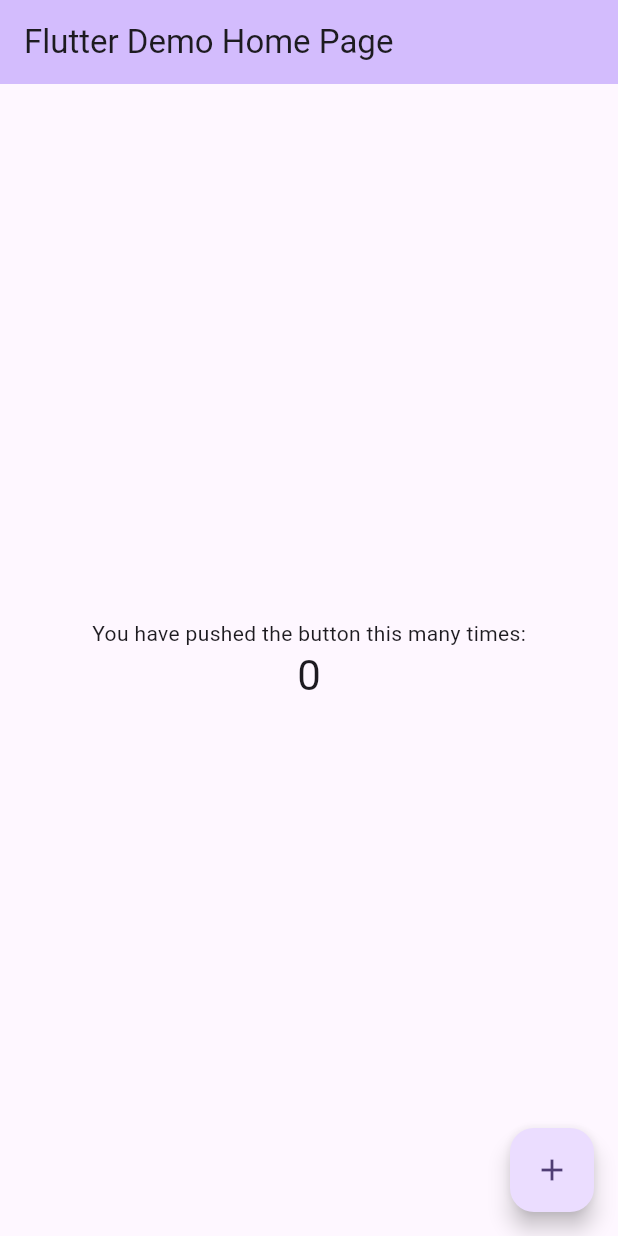
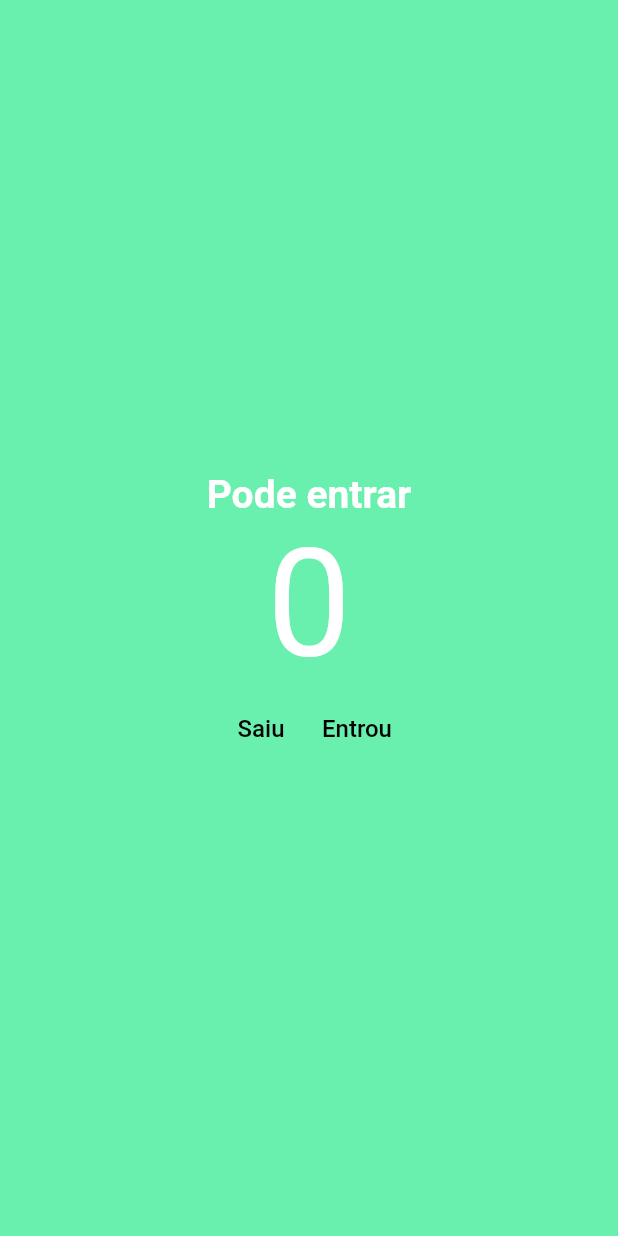
Before and after one commit to DaniloMAP/ContadorDePessoas, a Flutter app: the screen it shows after launch, on a phone screen of 412 x 824 dp. Run offline on Flutter 3.47's test engine with Material 2 defaults, Android fonts, the phone set to English and light mode, and no system bars.

Commit message:
Projeto estruturado
Container, MaterialApp, Text
Colunas e Textos
Botão e Linha
OK

```diff
--- a/contadordepessoas/lib/main.dart
+++ b/contadordepessoas/lib/main.dart
@@ -7,119 +7,75 @@ void main() {
 class MyApp extends StatelessWidget {
   const MyApp({super.key});
 
-  // This widget is the root of your application.
   @override
   Widget build(BuildContext context) {
-    return MaterialApp(
-      title: 'Flutter Demo',
-      theme: ThemeData(
-        // This is the theme of your application.
-        //
-        // TRY THIS: Try running your application with "flutter run". You'll see
-        // the application has a blue toolbar. Then, without quitting the app,
-        // try changing the seedColor in the colorScheme below to Colors.green
-        // and then invoke "hot reload" (save your changes or press the "hot
-        // reload" button in a Flutter-supported IDE, or press "r" if you used
-        // the command line to start the app).
-        //
-        // Notice that the counter didn't reset back to zero; the application
-        // state is not lost during the reload. To reset the state, use hot
-        // restart instead.
-        //
-        // This works for code too, not just values: Most code changes can be
-        // tested with just a hot reload.
-        colorScheme: ColorScheme.fromSeed(seedColor: Colors.deepPurple),
-        useMaterial3: true,
-      ),
-      home: const MyHomePage(title: 'Flutter Demo Home Page'),
+    return const MaterialApp(
+      home: HomePage(),
     );
   }
 }
 
-class MyHomePage extends StatefulWidget {
-  const MyHomePage({super.key, required this.title});
+class HomePage extends StatelessWidget {
+  const HomePage({super.key});
 
-  // This widget is the home page of your application. It is stateful, meaning
-  // that it has a State object (defined below) that contains fields that affect
-  // how it looks.
-
-  // This class is the configuration for the state. It holds the values (in this
-  // case the title) provided by the parent (in this case the App widget) and
-  // used by the build method of the State. Fields in a Widget subclass are
-  // always marked "final".
-
-  final String title;
-
-  @override
-  State<MyHomePage> createState() => _MyHomePageState();
+  void decrement() {
+    print('Decrement');
   }
 
-class _MyHomePageState extends State<MyHomePage> {
-  int _counter = 0;
-
-  void _incrementCounter() {
-    setState(() {
-      // This call to setState tells the Flutter framework that something has
-      // changed in this State, which causes it to rerun the build method below
-      // so that the display can reflect the updated values. If we changed
-      // _counter without calling setState(), then the build method would not be
-      // called again, and so nothing would appear to happen.
-      _counter++;
-    });
+  void increment() {
+    print('Increment');
   }
 
   @override
   Widget build(BuildContext context) {
-    // This method is rerun every time setState is called, for instance as done
-    // by the _incrementCounter method above.
-    //
-    // The Flutter framework has been optimized to make rerunning build methods
-    // fast, so that you can just rebuild anything that needs updating rather
-    // than having to individually change instances of widgets.
+    // ignore: prefer_const_constructors
     return Scaffold(
-      appBar: AppBar(
-        // TRY THIS: Try changing the color here to a specific color (to
-        // Colors.amber, perhaps?) and trigger a hot reload to see the AppBar
-        // change color while the other colors stay the same.
-        backgroundColor: Theme.of(context).colorScheme.inversePrimary,
-        // Here we take the value from the MyHomePage object that was created by
-        // the App.build method, and use it to set our appbar title.
-        title: Text(widget.title),
+      backgroundColor: Colors.greenAccent,
+      body: Column(
+        mainAxisAlignment: MainAxisAlignment.center,
+        children: [
+          const Text(
+            'Pode entrar',
+            style: TextStyle(
+              fontSize: 26,
+              color: Colors.white,
+              fontWeight: FontWeight.w700,
             ),
-      body: Center(
-        // Center is a layout widget. It takes a single child and positions it
-        // in the middle of the parent.
-        child: Column(
-          // Column is also a layout widget. It takes a list of children and
-          // arranges them vertically. By default, it sizes itself to fit its
-          // children horizontally, and tries to be as tall as its parent.
-          //
-          // Column has various properties to control how it sizes itself and
-          // how it positions its children. Here we use mainAxisAlignment to
-          // center the children vertically; the main axis here is the vertical
-          // axis because Columns are vertical (the cross axis would be
-          // horizontal).
-          //
-          // TRY THIS: Invoke "debug painting" (choose the "Toggle Debug Paint"
-          // action in the IDE, or press "p" in the console), to see the
-          // wireframe for each widget.
+          ),
+          const Text(
+            '0',
+            style: TextStyle(
+              fontSize: 100,
+              color: Colors.white,
+            ),
+          ),
+          Row(
             mainAxisAlignment: MainAxisAlignment.center,
-          children: <Widget>[
-            const Text(
-              'You have pushed the button this many times:',
+            children: [
+              TextButton(
+                onPressed: decrement,
+                child: Text(
+                  'Saiu',
+                  style: TextStyle(
+                    color: Colors.black,
+                    fontSize: 16,
                   ),
-            Text(
-              '$_counter',
-              style: Theme.of(context).textTheme.headlineMedium,
+                ),
+              ),
+              TextButton(
+                onPressed: increment,
+                child: Text(
+                  'Entrou',
+                  style: TextStyle(
+                    color: Colors.black,
+                    fontSize: 16,
+                  ),
+                ),
               ),
             ],
           ),
+        ],
       ),
-      floatingActionButton: FloatingActionButton(
-        onPressed: _incrementCounter,
-        tooltip: 'Increment',
-        child: const Icon(Icons.add),
-      ), // This trailing comma makes auto-formatting nicer for build methods.
     );
   }
 }
--- a/contadordepessoas/pubspec.yaml
+++ b/contadordepessoas/pubspec.yaml
@@ -45,7 +45,7 @@ dev_dependencies:
   # activated in the `analysis_options.yaml` file located at the root of your
   # package. See that file for information about deactivating specific lint
   # rules and activating additional ones.
-  flutter_lints: ^2.0.0
+
 
 # For information on the generic Dart part of this file, see the
 # following page: https://dart.dev/tools/pub/pubspec
```
Also changed, not shown: contadordepessoas/pubspec.lock. Lines whose indentation alone changed are shown as unchanged.
